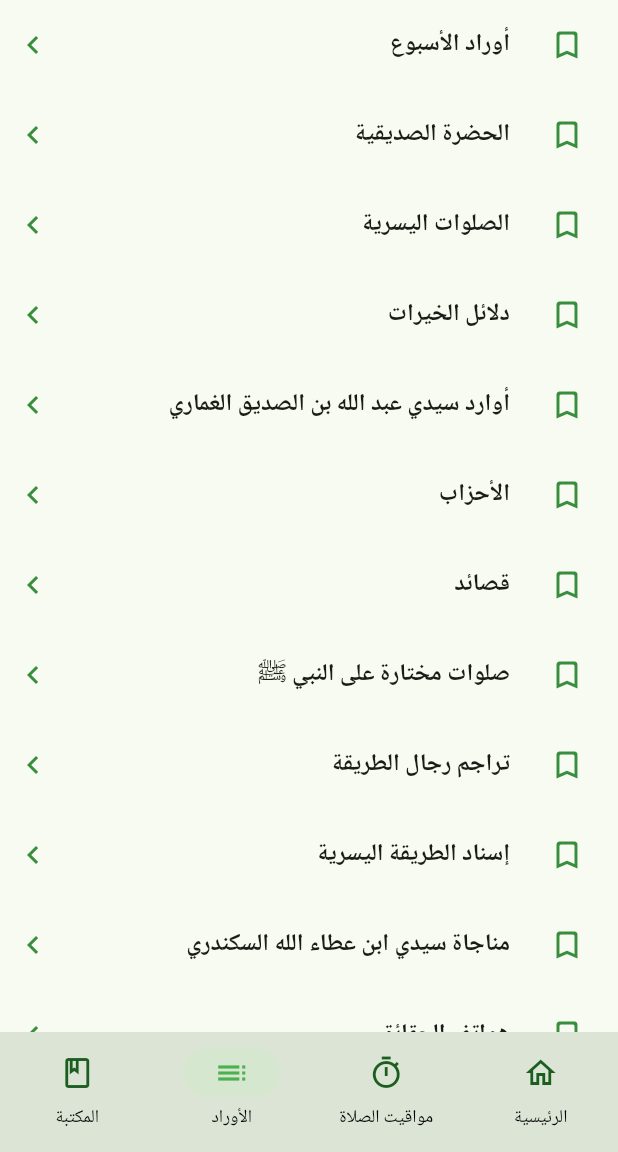
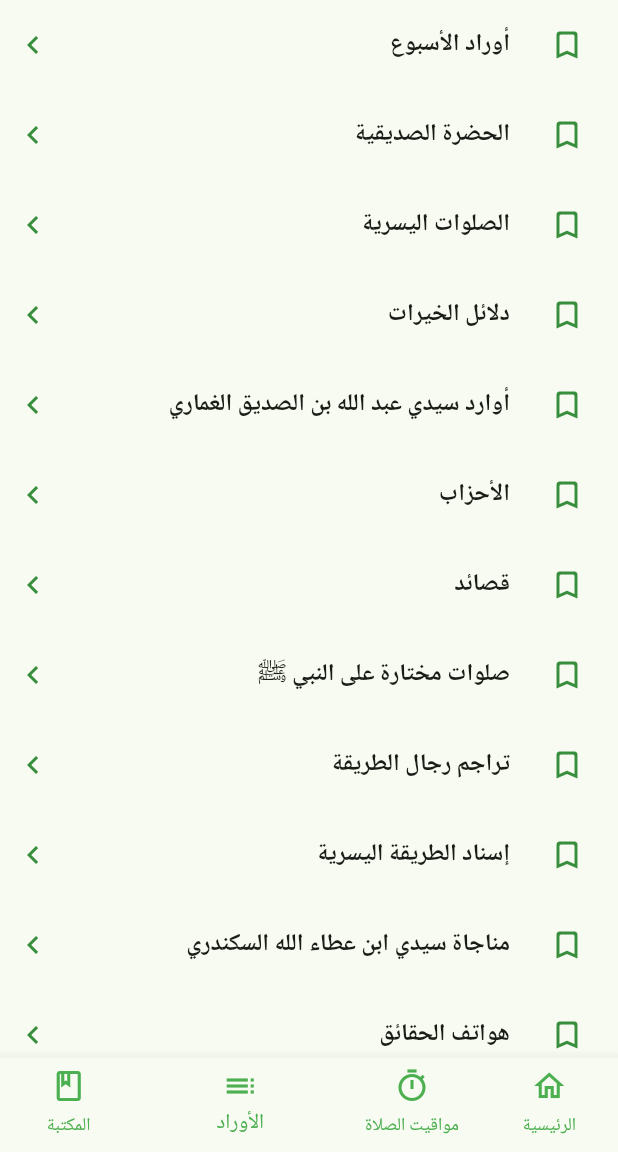
Before and after one commit to MuhammadSwa/dorar_yousria_old, a Flutter app: the screen it shows after launch, item 3 of the bottom bar chosen, on a phone screen of 412 x 824 dp, the part 84-1236 px from its top. Run offline on Flutter 3.47's test engine with Material 3 defaults, Android fonts, the light colour scheme and no system bars; drawn by our look-alikes of easy_search_bar; our stand-ins replace adaptive_theme, adhan, audio_video_progress_bar, easy_rich_text, flutter_svg, geolocator and 6 more; missing offline and left inert: background_downloader, just_audio_media_kit, pdfrx; project files that could hold a hidden picture were left out.

Commit message:
add added bottomnavigation

```diff
--- a/lib/main.dart
+++ b/lib/main.dart
@@ -1,6 +1,7 @@
 import 'dart:ui';
 import 'package:adaptive_theme/adaptive_theme.dart';
 import 'package:flutter/material.dart';
+import 'package:get/get.dart';
 import 'package:get/instance_manager.dart';
 import 'package:provider/provider.dart';
 import 'package:yosria/common/theme/dark_theme.dart';
@@ -8,6 +9,7 @@ import 'package:yosria/router/handle_router.dart';
 import 'package:yosria/screens/download_manager_screen/download_controller.dart';
 import 'package:yosria/services/providers.dart';
 import 'package:yosria/services/shared_prefs.dart';
+import 'package:yosria/widgets/main_wrapper.dart';
 
 void main() async {
   WidgetsFlutterBinding.ensureInitialized();
@@ -24,7 +26,7 @@ class MyApp extends StatelessWidget {
   MyApp({super.key, required this.theme});
   final AdaptiveThemeMode? theme;
 
-  final _router = handleRouter();
+  // final _router = handleRouter();
 
   @override
   Widget build(BuildContext context) {
@@ -41,9 +43,12 @@ class MyApp extends StatelessWidget {
         // initial: AdaptiveThemeMode.dark,
         initial: theme ?? AdaptiveThemeMode.system,
 // ,
-        builder: (theme, darkTheme) => MaterialApp.router(
+        builder: (theme, darkTheme) => GetMaterialApp(
+          textDirection: TextDirection.rtl,
           scrollBehavior: AppScrollBehavior(),
-          routerConfig: _router,
+          initialRoute: AppPage.navbar,
+          getPages: AppPage.routes,
+          // routerConfig: _router,
           title: 'الطريقة اليسرية',
           debugShowCheckedModeBanner: false,
           darkTheme: darkTheme,
--- a/lib/router/handle_router.dart
+++ b/lib/router/handle_router.dart
@@ -22,131 +22,131 @@ final GlobalKey<NavigatorState> _rootNavigatorKey =
 // final GlobalKey<NavigatorState> _shellNavigatorKey =
 //     GlobalKey<NavigatorState>(debugLabel: 'shell');
 
-GoRouter handleRouter() {
-  return GoRouter(
-    initialLocation: '/home',
-    debugLogDiagnostics: true,
-    navigatorKey: _rootNavigatorKey,
-    routes: [
-      GoRoute(
-        path: '/settings',
-        builder: (BuildContext context, GoRouterState state) {
-          return const SettingsScreen();
-        },
-      ),
-      GoRoute(
-        path: '/social',
-        builder: (BuildContext context, GoRouterState state) {
-          return const SocialScreen();
-        },
-      ),
-      GoRoute(
-          path: '/downloadManager/:index',
-          builder: (BuildContext context, GoRouterState state) {
-            final index = int.parse(state.pathParameters['index']!);
-            return DownloadManagerPage(index: index);
-          }),
-      GoRoute(
-          path: '/slider',
-          builder: (BuildContext context, GoRouterState state) {
-            final titles = state.extra as List<String>;
-            return ZikrsliderScreen(titles);
-          }),
-
-      // bottomNavigation nested routes.
-      StatefulShellRoute.indexedStack(
-        builder: (context, state, navigationShell) {
-          return MainWrapper(
-            navigationShell: navigationShell,
-          );
-        },
-        branches: <StatefulShellBranch>[
-          // Branch Home
-          StatefulShellBranch(routes: [
-            GoRoute(
-              path: '/home',
-              name: 'home',
-              builder: (BuildContext context, GoRouterState state) =>
-                  const HomePage(),
-              routes: [
-                zikrPageRoute(),
-                zikrCollectionRoute(parent: 'home'),
-
-                todayZikrRoute(),
-
-                weekCollectionRouter(parent: 'home'),
-                ...dayCollectionroute(parent: 'home'),
-                // TODO: make it work of helia+nasab
-                // _zikrImgsRoute(parent: '/home')
-              ],
-            )
-          ]),
-          // prayer_timings_screen
-          StatefulShellBranch(
-            routes: [
-              GoRoute(
-                  path: '/timings',
-                  builder: (context, state) => const PrayerTimingsScreen()),
-            ],
-          ),
-// third screen
-          // StatefulShellBranch(
-          StatefulShellBranch(
-            routes: [
-              GoRoute(
-                path: '/awradScreen',
-                name: '/awradScreen',
-                builder: (BuildContext context, GoRouterState state) =>
-                    const AwradListScreen(),
-                routes: [
-                  weekCollectionRouter(parent: 'awradScreen'),
-                  zikrCollectionRoute(parent: 'awradScreen'),
-                  zikrPageRoute(),
-                  GoRoute(
-                      path: 'heliaNasab',
-                      name: 'awradScreen/heliaNasab',
-                      pageBuilder: (context, state) {
-                        return handleHeliaNasab();
-                      }),
-                ],
-              )
-            ],
-          ),
-
-          StatefulShellBranch(
-            routes: [
-              GoRoute(
-                  path: '/library',
-                  name: 'library',
-                  builder: (BuildContext context, GoRouterState state) =>
-                      const LibraryScreen(),
-                  routes: [
-                    GoRoute(
-                        path: 'pdfViewer/:bookTitle',
-                        name: 'pdfViewer/:bookTitle',
-                        builder: (context, state) {
-                          final bookTitle = state.pathParameters['bookTitle']!;
-                          return PdfviewerWidget(title: bookTitle);
-                        })
-                  ])
-            ],
-          ),
-
-          // StatefulShellBranch(
-          //   routes: [
-          //     GoRoute(
-          //       path: '/about',
-          //       name: 'about',
-          //       builder: (BuildContext context, GoRouterState state) =>
-          //           const AboutTareeqaScreen(),
-          //     )
-          //   ],
-          // ),
-        ],
-      )
-    ],
-  );
-}
+// GoRouter handleRouter() {
+//   return GoRouter(
+//     initialLocation: '/home',
+//     debugLogDiagnostics: true,
+//     navigatorKey: _rootNavigatorKey,
+//     routes: [
+//       GoRoute(
+//         path: '/settings',
+//         builder: (BuildContext context, GoRouterState state) {
+//           return const SettingsScreen();
+//         },
+//       ),
+//       GoRoute(
+//         path: '/social',
+//         builder: (BuildContext context, GoRouterState state) {
+//           return const SocialScreen();
+//         },
+//       ),
+//       GoRoute(
+//           path: '/downloadManager/:index',
+//           builder: (BuildContext context, GoRouterState state) {
+//             final index = int.parse(state.pathParameters['index']!);
+//             return DownloadManagerPage(index: index);
+//           }),
+//       GoRoute(
+//           path: '/slider',
+//           builder: (BuildContext context, GoRouterState state) {
+//             final titles = state.extra as List<String>;
+//             return ZikrsliderScreen(titles);
+//           }),
+//
+//       // bottomNavigation nested routes.
+//       StatefulShellRoute.indexedStack(
+//         builder: (context, state, navigationShell) {
+//           return MainWrapper(
+//             navigationShell: navigationShell,
+//           );
+//         },
+//         branches: <StatefulShellBranch>[
+//           // Branch Home
+//           StatefulShellBranch(routes: [
+//             GoRoute(
+//               path: '/home',
+//               name: 'home',
+//               builder: (BuildContext context, GoRouterState state) =>
+//                   const HomePage(),
+//               routes: [
+//                 zikrPageRoute(),
+//                 zikrCollectionRoute(parent: 'home'),
+//
+//                 todayZikrRoute(),
+//
+//                 weekCollectionRouter(parent: 'home'),
+//                 ...dayCollectionroute(parent: 'home'),
+//                 // TODO: make it work of helia+nasab
+//                 // _zikrImgsRoute(parent: '/home')
+//               ],
+//             )
+//           ]),
+//           // prayer_timings_screen
+//           StatefulShellBranch(
+//             routes: [
+//               GoRoute(
+//                   path: '/timings',
+//                   builder: (context, state) => const PrayerTimingsScreen()),
+//             ],
+//           ),
+// // third screen
+//           // StatefulShellBranch(
+//           StatefulShellBranch(
+//             routes: [
+//               GoRoute(
+//                 path: '/awradScreen',
+//                 name: '/awradScreen',
+//                 builder: (BuildContext context, GoRouterState state) =>
+//                     const AwradListScreen(),
+//                 routes: [
+//                   weekCollectionRouter(parent: 'awradScreen'),
+//                   zikrCollectionRoute(parent: 'awradScreen'),
+//                   zikrPageRoute(),
+//                   GoRoute(
+//                       path: 'heliaNasab',
+//                       name: 'awradScreen/heliaNasab',
+//                       pageBuilder: (context, state) {
+//                         return handleHeliaNasab();
+//                       }),
+//                 ],
+//               )
+//             ],
+//           ),
+//
+//           StatefulShellBranch(
+//             routes: [
+//               GoRoute(
+//                   path: '/library',
+//                   name: 'library',
+//                   builder: (BuildContext context, GoRouterState state) =>
+//                       const LibraryScreen(),
+//                   routes: [
+//                     GoRoute(
+//                         path: 'pdfViewer/:bookTitle',
+//                         name: 'pdfViewer/:bookTitle',
+//                         builder: (context, state) {
+//                           final bookTitle = state.pathParameters['bookTitle']!;
+//                           return PdfviewerWidget(title: bookTitle);
+//                         })
+//                   ])
+//             ],
+//           ),
+//
+//           // StatefulShellBranch(
+//           //   routes: [
+//           //     GoRoute(
+//           //       path: '/about',
+//           //       name: 'about',
+//           //       builder: (BuildContext context, GoRouterState state) =>
+//           //           const AboutTareeqaScreen(),
+//           //     )
+//           //   ],
+//           // ),
+//         ],
+//       )
+//     ],
+//   );
+// }
 
 CustomTransitionPage<Widget> handleHeliaNasab() {
   return const CustomTransitionPage<Widget>(
--- /dev/null
+++ b/lib/widgets/azkarListView/bottom_nav_bar.dart
@@ -0,0 +1,63 @@
+import 'package:flutter/material.dart';
+import 'package:get/get.dart';
+import 'package:yosria/screens/award_list_screen/awrad_list_screen.dart';
+import 'package:yosria/screens/home_screen/home_screen.dart';
+import 'package:yosria/screens/library_screen/library_screen.dart';
+import 'package:yosria/screens/prayer_timings_screen/prayer_timings_screen.dart';
+
+class BottonNavBar extends StatelessWidget {
+  BottonNavBar({super.key});
+  final navBarController = Get.put(NavBarController());
+  BottomNavigationBarItem _buildBottomBarItem(
+      Icon icon, Icon activeIcon, String label) {
+    return BottomNavigationBarItem(
+      activeIcon: activeIcon,
+      icon: icon,
+      label: label,
+    );
+  }
+
+  @override
+  Widget build(BuildContext context) {
+    return GetBuilder<NavBarController>(builder: (context) {
+      return Scaffold(
+        body: IndexedStack(
+          index: navBarController.currentIndex.value,
+          children: const [
+            HomePage(),
+            PrayerTimingsScreen(),
+            AwradListScreen(),
+            LibraryScreen(),
+          ],
+        ),
+        bottomNavigationBar: BottomNavigationBar(
+          showUnselectedLabels: true,
+          selectedItemColor: Colors.green,
+          unselectedItemColor: Colors.green,
+          currentIndex: navBarController.currentIndex.value,
+          onTap: (index) {
+            navBarController.changeIndex(index);
+          },
+          items: [
+            _buildBottomBarItem(const Icon(Icons.home_outlined),
+                const Icon(Icons.home_filled), 'الرئيسية'),
+            _buildBottomBarItem(const Icon(Icons.timer_outlined),
+                const Icon(Icons.timer), 'مواقيت الصلاة'),
+            _buildBottomBarItem(const Icon(Icons.list_outlined),
+                const Icon(Icons.list), 'الأوراد'),
+            _buildBottomBarItem(const Icon(Icons.book_outlined),
+                const Icon(Icons.book), 'المكتبة'),
+          ],
+        ),
+      );
+    });
+  }
+}
+
+class NavBarController extends GetxController {
+  final currentIndex = 0.obs;
+  void changeIndex(int index) {
+    currentIndex.value = index;
+    update();
+  }
+}
--- a/lib/widgets/main_wrapper.dart
+++ b/lib/widgets/main_wrapper.dart
@@ -1,8 +1,28 @@
 import 'package:flutter/material.dart';
-import 'package:get/get_state_manager/get_state_manager.dart';
-import 'package:get/instance_manager.dart';
+import 'package:get/get.dart';
 import 'package:go_router/go_router.dart';
 import 'package:yosria/audioPlayer/audioPlayer.dart';
+import 'package:yosria/screens/award_list_screen/awrad_list_screen.dart';
+import 'package:yosria/screens/home_screen/home_screen.dart';
+import 'package:yosria/screens/library_screen/library_screen.dart';
+import 'package:yosria/screens/prayer_timings_screen/prayer_timings_screen.dart';
+import 'package:yosria/widgets/azkarListView/bottom_nav_bar.dart';
+
+class AppPage {
+  static String navbar = '/';
+  static String home = '/home';
+  static String timings = '/timings';
+  static String awradScreen = '/awradScreen';
+  static String library = '/library';
+
+  static List<GetPage> routes = [
+    GetPage(name: navbar, page: () => BottonNavBar()),
+    GetPage(name: home, page: () => const HomePage()),
+    GetPage(name: timings, page: () => const PrayerTimingsScreen()),
+    GetPage(name: awradScreen, page: () => const AwradListScreen()),
+    GetPage(name: library, page: () => const LibraryScreen()),
+  ];
+}
 
 class MainWrapper extends StatefulWidget {
   const MainWrapper({
```
